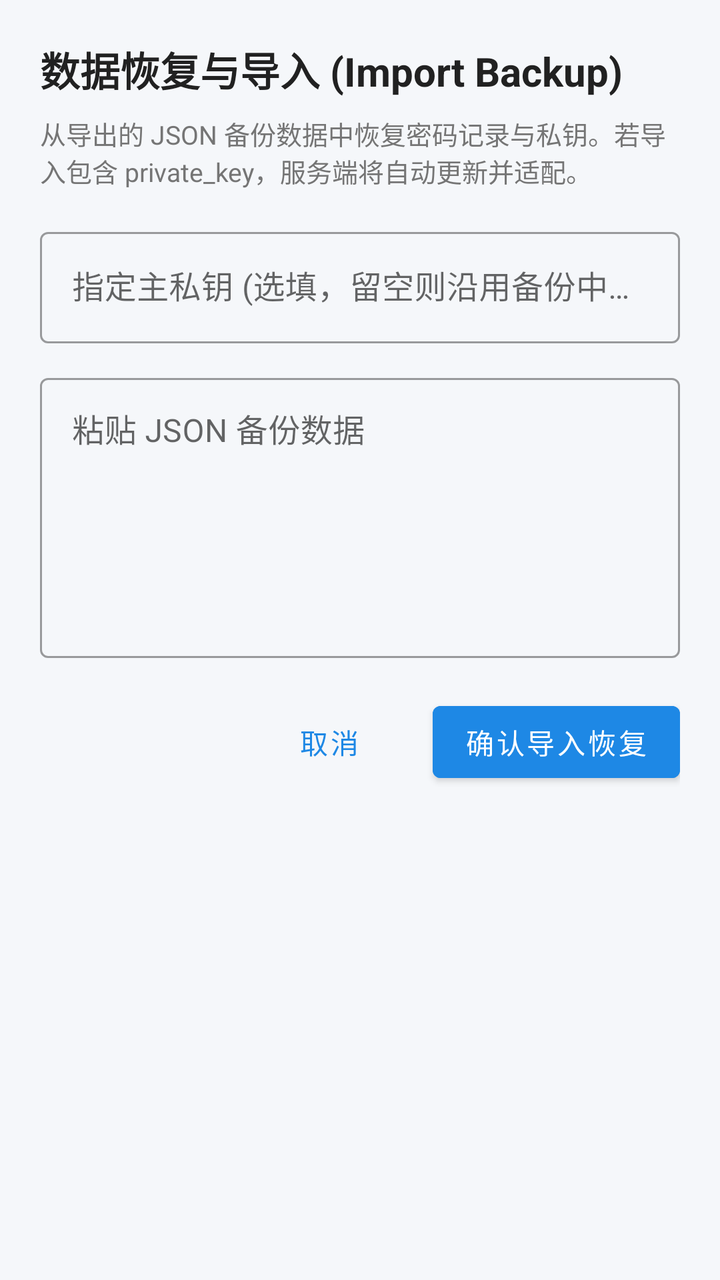
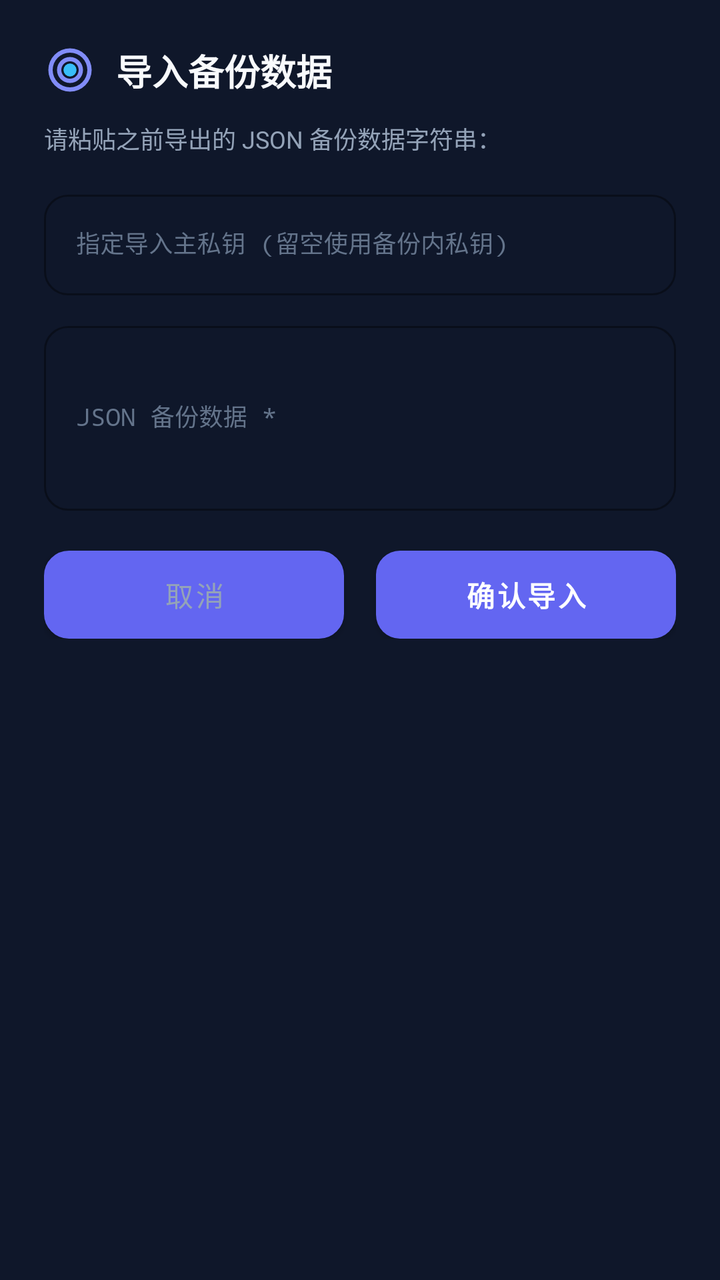

An Android layout rendered at two revisions. The XML below is the earlier revision; the diff shows what the commit changed to produce the second picture.
<!-- AndroidManifest.xml: application theme Theme.PwdManager -->
<!-- res/layout/dialog_import.xml -->
<?xml version="1.0" encoding="utf-8"?>
<ScrollView
    xmlns:android="http://schemas.android.com/apk/res/android"
    xmlns:app="http://schemas.android.com/apk/res-auto"
    android:layout_width="match_parent"
    android:layout_height="wrap_content"
    android:padding="20dp">

    <LinearLayout
        android:layout_width="match_parent"
        android:layout_height="wrap_content"
        android:orientation="vertical">

        <TextView
            android:layout_width="match_parent"
            android:layout_height="wrap_content"
            android:text="数据恢复与导入 (Import Backup)"
            android:textColor="@color/text_primary"
            android:textSize="20sp"
            android:textStyle="bold"
            android:layout_marginBottom="8dp" />

        <TextView
            android:layout_width="match_parent"
            android:layout_height="wrap_content"
            android:text="从导出的 JSON 备份数据中恢复密码记录与私钥。若导入包含 private_key，服务端将自动更新并适配。"
            android:textColor="@color/text_secondary"
            android:textSize="13sp"
            android:layout_marginBottom="16dp" />

        
        <com.google.android.material.textfield.TextInputLayout
            android:layout_width="match_parent"
            android:layout_height="wrap_content"
            android:hint="指定主私钥 (选填，留空则沿用备份中私钥)"
            style="@style/Widget.MaterialComponents.TextInputLayout.OutlinedBox"
            android:layout_marginBottom="12dp">

            <com.google.android.material.textfield.TextInputEditText
                android:id="@+id/etImpKey"
                android:layout_width="match_parent"
                android:layout_height="wrap_content"
                android:inputType="text"
                android:singleLine="true" />
        </com.google.android.material.textfield.TextInputLayout>

        
        <com.google.android.material.textfield.TextInputLayout
            android:layout_width="match_parent"
            android:layout_height="wrap_content"
            android:hint="粘贴 JSON 备份数据"
            style="@style/Widget.MaterialComponents.TextInputLayout.OutlinedBox"
            android:layout_marginBottom="18dp">

            <com.google.android.material.textfield.TextInputEditText
                android:id="@+id/etImpJson"
                android:layout_width="match_parent"
                android:layout_height="140dp"
                android:gravity="top|start"
                android:inputType="textMultiLine" />
        </com.google.android.material.textfield.TextInputLayout>

        <LinearLayout
            android:layout_width="match_parent"
            android:layout_height="wrap_content"
            android:orientation="horizontal"
            android:gravity="end">

            <Button
                android:id="@+id/btnImpCancel"
                android:layout_width="wrap_content"
                android:layout_height="wrap_content"
                android:text="@string/cancel"
                style="@style/Widget.MaterialComponents.Button.TextButton"
                android:layout_marginEnd="8dp" />

            <Button
                android:id="@+id/btnImpSave"
                android:layout_width="wrap_content"
                android:layout_height="wrap_content"
                android:text="确认导入恢复"
                android:backgroundTint="@color/primary"
                android:textColor="#FFFFFF" />

        </LinearLayout>

    </LinearLayout>

</ScrollView>
<!-- resources referenced by this layout -->
<resources>
  <color name="primary">#1E88E5</color>
  <color name="text_primary">#212121</color>
  <color name="text_secondary">#757575</color>
  <string name="cancel">取消</string>
  <style name="Theme.PwdManager" parent="Theme.MaterialComponents.Light.NoActionBar">
          <item name="colorPrimary">@color/primary</item>
          <item name="colorPrimaryDark">@color/primary_dark</item>
          <item name="colorAccent">@color/accent</item>
          <item name="android:windowBackground">@color/bg_light</item>
      </style>
  <color name="primary_dark">#1565C0</color>
  <color name="accent">#00ACC1</color>
  <color name="bg_light">#F5F7FA</color>
</resources>

<!-- the commit's change to res/layout/dialog_import.xml (unified diff, before → after) -->
@@ -4,60 +4,90 @@
     xmlns:app="http://schemas.android.com/apk/res-auto"
     android:layout_width="match_parent"
     android:layout_height="wrap_content"
-    android:padding="20dp">
+    android:background="@color/bg_surface"
+    android:padding="22dp">
 
     <LinearLayout
         android:layout_width="match_parent"
         android:layout_height="wrap_content"
         android:orientation="vertical">
 
-        <TextView
+        <LinearLayout
             android:layout_width="match_parent"
             android:layout_height="wrap_content"
-            android:text="数据恢复与导入 (Import Backup)"
-            android:textColor="@color/text_primary"
-            android:textSize="20sp"
-            android:textStyle="bold"
-            android:layout_marginBottom="8dp" />
+            android:orientation="horizontal"
+            android:gravity="center_vertical"
+            android:layout_marginBottom="12dp">
+
+            <ImageView
+                android:layout_width="26dp"
+                android:layout_height="26dp"
+                android:src="@drawable/ic_astronaut_logo"
+                android:contentDescription="Import Icon"
+                android:layout_marginEnd="10dp" />
+
+            <TextView
+                android:layout_width="0dp"
+                android:layout_height="wrap_content"
+                android:layout_weight="1"
+                android:text="导入备份数据"
+                android:textColor="@color/text_primary"
+                android:textSize="18sp"
+                android:textStyle="bold" />
+        </LinearLayout>
 
         <TextView
             android:layout_width="match_parent"
             android:layout_height="wrap_content"
-            android:text="从导出的 JSON 备份数据中恢复密码记录与私钥。若导入包含 private_key，服务端将自动更新并适配。"
+            android:text="请粘贴之前导出的 JSON 备份数据字符串："
             android:textColor="@color/text_secondary"
-            android:textSize="13sp"
-            android:layout_marginBottom="16dp" />
+            android:textSize="12sp"
+            android:layout_marginBottom="14dp" />
 
-        
         <com.google.android.material.textfield.TextInputLayout
             android:layout_width="match_parent"
             android:layout_height="wrap_content"
-            android:hint="指定主私钥 (选填，留空则沿用备份中私钥)"
+            android:hint="指定导入主私钥 (留空使用备份内私钥)"
             style="@style/Widget.MaterialComponents.TextInputLayout.OutlinedBox"
-            android:layout_marginBottom="12dp">
+            app:boxCornerRadiusTopStart="12dp"
+            app:boxCornerRadiusTopEnd="12dp"
+            app:boxCornerRadiusBottomStart="12dp"
+            app:boxCornerRadiusBottomEnd="12dp"
+            android:textColorHint="@color/text_hint"
+            android:layout_marginBottom="10dp">
 
             <com.google.android.material.textfield.TextInputEditText
                 android:id="@+id/etImpKey"
                 android:layout_width="match_parent"
                 android:layout_height="wrap_content"
-                android:inputType="text"
+                android:textColor="@color/accent"
+                android:fontFamily="monospace"
+                android:textSize="12sp"
                 android:singleLine="true" />
         </com.google.android.material.textfield.TextInputLayout>
 
-        
         <com.google.android.material.textfield.TextInputLayout
             android:layout_width="match_parent"
             android:layout_height="wrap_content"
-            android:hint="粘贴 JSON 备份数据"
+            android:hint="JSON 备份数据 *"
             style="@style/Widget.MaterialComponents.TextInputLayout.OutlinedBox"
-            android:layout_marginBottom="18dp">
+            app:boxCornerRadiusTopStart="12dp"
+            app:boxCornerRadiusTopEnd="12dp"
+            app:boxCornerRadiusBottomStart="12dp"
+            app:boxCornerRadiusBottomEnd="12dp"
+            android:textColorHint="@color/text_hint"
+            android:layout_marginBottom="20dp">
 
             <com.google.android.material.textfield.TextInputEditText
                 android:id="@+id/etImpJson"
                 android:layout_width="match_parent"
-                android:layout_height="140dp"
-                android:gravity="top|start"
-                android:inputType="textMultiLine" />
+                android:layout_height="wrap_content"
+                android:textColor="@color/text_primary"
+                android:fontFamily="monospace"
+                android:textSize="12sp"
+                android:inputType="textMultiLine"
+                android:minLines="4"
+                android:maxLines="8" />
         </com.google.android.material.textfield.TextInputLayout>
 
         <LinearLayout
@@ -68,20 +98,24 @@
 
             <Button
                 android:id="@+id/btnImpCancel"
-                android:layout_width="wrap_content"
-                android:layout_height="wrap_content"
-                android:text="@string/cancel"
-                style="@style/Widget.MaterialComponents.Button.TextButton"
+                android:layout_width="0dp"
+                android:layout_height="44dp"
+                android:layout_weight="1"
+                android:text="取消"
+                android:textColor="@color/text_secondary"
+                android:background="@drawable/bg_btn_outline"
                 android:layout_marginEnd="8dp" />
 
             <Button
                 android:id="@+id/btnImpSave"
-                android:layout_width="wrap_content"
-                android:layout_height="wrap_content"
-                android:text="确认导入恢复"
-                android:backgroundTint="@color/primary"
-                android:textColor="#FFFFFF" />
-
+                android:layout_width="0dp"
+                android:layout_height="44dp"
+                android:layout_weight="1"
+                android:text="确认导入"
+                android:textColor="#FFFFFF"
+                android:textStyle="bold"
+                android:background="@drawable/bg_btn_gradient"
+                android:layout_marginStart="8dp" />
         </LinearLayout>
 
     </LinearLayout>
<!-- resource entries referenced after the edit -->
@@ -1,17 +1,65 @@
 <!-- resources referenced by this layout -->
 <resources>
-  <color name="primary">#1E88E5</color>
-  <color name="text_primary">#212121</color>
-  <color name="text_secondary">#757575</color>
-  <string name="cancel">取消</string>
-  <style name="Theme.PwdManager" parent="Theme.MaterialComponents.Light.NoActionBar">
+  <color name="primary">#6366F1</color>
+  <color name="bg_dark">#0B0F19</color>
+  <color name="text_primary">#F8FAFC</color>
+  <color name="text_secondary">#94A3B8</color>
+  <!-- drawable bg_btn_gradient (drawable) -->
+  <?xml version="1.0" encoding="utf-8"?>
+  <ripple xmlns:android="http://schemas.android.com/apk/res/android"
+      android:color="#40FFFFFF">
+      <item>
+          <shape android:shape="rectangle">
+              <corners android:radius="12dp" />
+              <gradient
+                  android:type="linear"
+                  android:angle="135"
+                  android:startColor="#6366F1"
+                  android:centerColor="#8B5CF6"
+                  android:endColor="#D946EF" />
+          </shape>
+      </item>
+  </ripple>
+  <!-- drawable bg_btn_outline (drawable) -->
+  <?xml version="1.0" encoding="utf-8"?>
+  <ripple xmlns:android="http://schemas.android.com/apk/res/android"
+      android:color="#2038BDF8">
+      <item>
+          <shape android:shape="rectangle">
+              <corners android:radius="12dp" />
+              <solid android:color="#1E293B" />
+              <stroke
+                  android:width="1dp"
+                  android:color="#334155" />
+          </shape>
+      </item>
+  </ripple>
+  <!-- drawable ic_astronaut_logo (drawable) -->
+  <vector xmlns:android="http://schemas.android.com/apk/res/android"
+      android:width="24dp"
+      android:height="24dp"
+      android:viewportWidth="24"
+      android:viewportHeight="24">
+    <path
+        android:fillColor="#818CF8"
+        android:pathData="M12,2A10,10 0,0 0,2 12A10,10 0,0 0,12 22A10,10 0,0 0,22 12A10,10 0,0 0,12 2M12,4A8,8 0,0 1,20 12A8,8 0,0 1,12 20A8,8 0,0 1,4 12A8,8 0,0 1,12 4M12,6A6,6 0,0 0,6 12A6,6 0,0 0,12 18A6,6 0,0 0,18 12A6,6 0,0 0,12 6M12,8A4,4 0,0 1,16 12A4,4 0,0 1,12 16A4,4 0,0 1,8 12A4,4 0,0 1,12 8Z"/>
+    <path
+        android:fillColor="#38BDF8"
+        android:pathData="M12,9A3,3 0,0 0,9 12A3,3 0,0 0,12 15A3,3 0,0 0,15 12A3,3 0,0 0,12 9Z"/>
+  </vector>
+  <style name="Theme.PwdManager" parent="Theme.MaterialComponents.DayNight.NoActionBar">
           <item name="colorPrimary">@color/primary</item>
-          <item name="colorPrimaryDark">@color/primary_dark</item>
+          <item name="colorPrimaryDark">@color/bg_dark</item>
           <item name="colorAccent">@color/accent</item>
-          <item name="android:windowBackground">@color/bg_light</item>
+          <item name="android:windowBackground">@color/bg_dark</item>
+          <item name="android:statusBarColor">@color/bg_dark</item>
+          <item name="android:navigationBarColor">@color/bg_dark</item>
+          <item name="android:textColorPrimary">@color/text_primary</item>
+          <item name="android:textColorSecondary">@color/text_secondary</item>
+          <item name="textInputStyle">@style/Widget.MaterialComponents.TextInputLayout.OutlinedBox</item>
       </style>
-  <color name="primary_dark">#1565C0</color>
-  <color name="accent">#00ACC1</color>
-  <color name="bg_light">#F5F7FA</color>
+  <color name="accent">#38BDF8</color>
+  <color name="bg_surface">#0F172A</color>
+  <color name="text_hint">#64748B</color>
 </resources>
 
